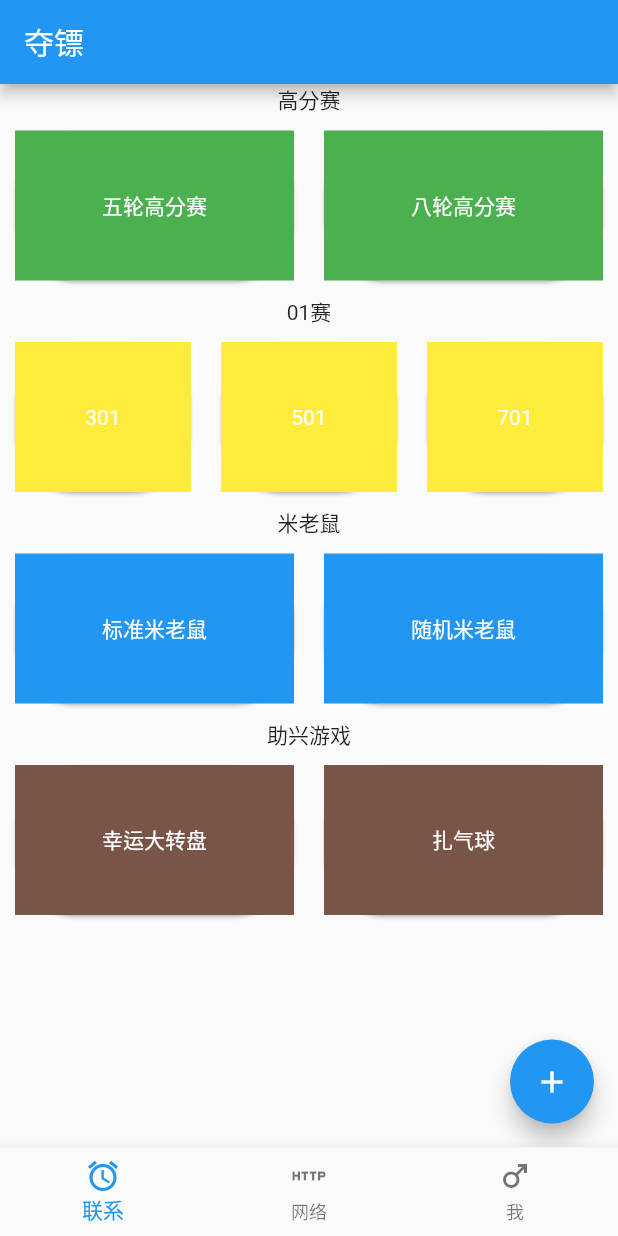
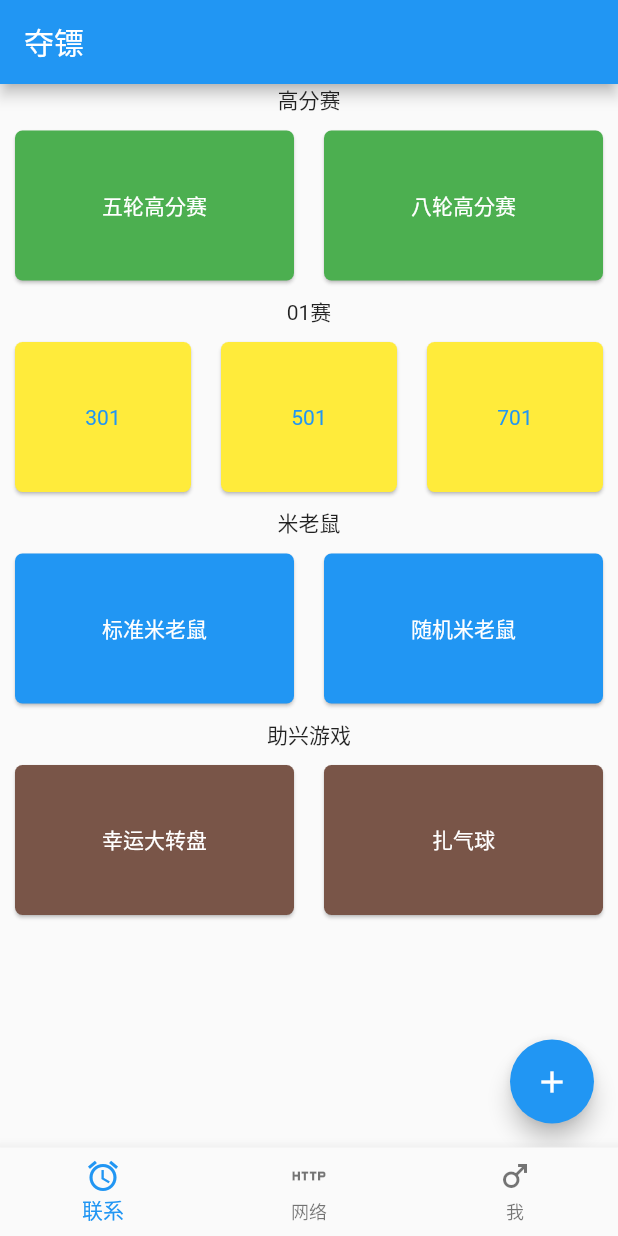
Before and after one commit to 1771893348/flutter_app_demo, a Flutter app: the screen it shows after launch, on a phone screen of 412 x 824 dp. Run offline on Flutter 3.47's test engine with Material 2 defaults, Android fonts, the phone set to English and light mode, and no system bars; our stand-ins replace dio, flutter_smart_dialog, get, retrofit; generated files the repository leaves out were written again.

Commit message:
添加retrofit

```diff
--- a/lib/MainPage.dart
+++ b/lib/MainPage.dart
@@ -23,9 +23,10 @@ class MainPage extends StatelessWidget {
                   ItemCard(
                     '301',
                     color: Colors.yellow,
+                    textColor: Colors.blue,
                   ),
-                  ItemCard('501', color: Colors.yellow),
-                  ItemCard('701', color: Colors.yellow),
+                  ItemCard('501', color: Colors.yellow,textColor: Colors.blue,),
+                  ItemCard('701', color: Colors.yellow,textColor: Colors.blue,),
                 ],
               ),
               Text("米老鼠"),
@@ -71,12 +72,14 @@ class MainPage extends StatelessWidget {
 class ItemCard extends StatelessWidget {
   var item_name = '';
   var bg_color;
+  var text_color;
   String tapType = "";
 
-  ItemCard(String name, {Color color = Colors.blue, String type = ""}) {
+  ItemCard(String name, {Color color = Colors.blue, Color textColor = Colors.white,String type = ""}) {
     item_name = name;
     bg_color = color;
     tapType = type;
+    text_color = textColor;
   }
 
   @override
@@ -86,16 +89,17 @@ class ItemCard extends StatelessWidget {
         flex: 1,
         child: InkWell(
           child: Card(
+            color: bg_color,
             margin: EdgeInsets.all(10),
             shape:
-                RoundedRectangleBorder(borderRadius: BorderRadius.circular(40)),
+                RoundedRectangleBorder(borderRadius: BorderRadius.circular(5.0)),
             child: Container(
               height: 100,
-              decoration: BoxDecoration(color: bg_color),
+              // decoration: BoxDecoration(color: bg_color),
               child: Center(
                 child: Text(
                   item_name,
-                  style: TextStyle(color: Color.fromARGB(255, 255, 255, 255)),
+                  style: TextStyle(color: text_color),
                 ),
               ),
             ),
--- a/lib/net/HttpUtils.dart
+++ b/lib/net/HttpUtils.dart
@@ -1,5 +1,4 @@
 import 'dart:convert';
-import 'dart:ffi';
 import 'dart:io';
 
 class HttpUtils {
--- a/lib/net/http_request.dart
+++ b/lib/net/http_request.dart
@@ -1,4 +1,5 @@
 import 'package:dio/dio.dart';
+import 'package:flutter_app_demo/net/cookie_interceptor.dart';
 import 'package:flutter_app_demo/net/http_exception.dart';
 import 'package:flutter_app_demo/net/request_api.dart';
 import 'package:flutter_app_demo/typedef/function.dart';
@@ -6,6 +7,9 @@ import 'package:flutter_app_demo/typedef/function.dart';
 const int connectTimeOut =10000;
 const int receiveTimeOut = 10000;
 const int sendTimeOut = 10000;
+///
+///
+///
 class HttpRequest{
   static Dio? _dio;
   static Dio createInstance([bool isJson = false]){
@@ -24,6 +28,7 @@ class HttpRequest{
       );
       _dio = Dio(opt);
     }
+    _dio?.interceptors.add(CookieInterceptor());
     _dio?.options.contentType =
     isJson?Headers.jsonContentType:Headers.formUrlEncodedContentType;
     return _dio!;
--- a/lib/net/request.dart
+++ b/lib/net/request.dart
@@ -3,7 +3,9 @@ import 'package:flutter_app_demo/utils/toast_util.dart';
 import 'package:flutter_smart_dialog/flutter_smart_dialog.dart';
 
 import 'http_request.dart';
-
+///
+///
+///
 class Request {
   static void get<T>(String path,
       {Map<String, dynamic>? params,
--- /dev/null
+++ b/lib/singleton/mymessage.dart
@@ -0,0 +1,5 @@
+class MyMessage{
+  static final MyMessage _message = MyMessage.message();
+  factory MyMessage() => _message;
+  MyMessage.message();
+}
--- a/pubspec.yaml
+++ b/pubspec.yaml
@@ -26,6 +26,8 @@ dependencies:
   dio: ^4.0.6
   flutter_smart_dialog: 4.2.0+8
   get: ^4.6.5
+  retrofit: '>=3.0.0 <4.0.0'
+  logger: any  #for logging purpose
 
 
   # The following adds the Cupertino Icons font to your application.
@@ -35,6 +37,9 @@ dependencies:
 dev_dependencies:
   flutter_test:
     sdk: flutter
+  retrofit_generator: '>=4.0.0 <5.0.0'
+  build_runner: '>2.3.0 <4.0.0'
+  json_serializable: '>4.7.0'
 
 # For information on the generic Dart part of this file, see the
 # following page: https://dart.dev/tools/pub/pubspec
```
Also changed, not shown: lib/net/cookie_interceptor.dart (added, +20 -0 lines), lib/net/retrofit/BaseDio.dart (added, +24 -0 lines), lib/net/retrofit/rest_client.dart (added, +64 -0 lines), lib/net/retrofit/rest_client.g.dart (added), pubspec.lock.
